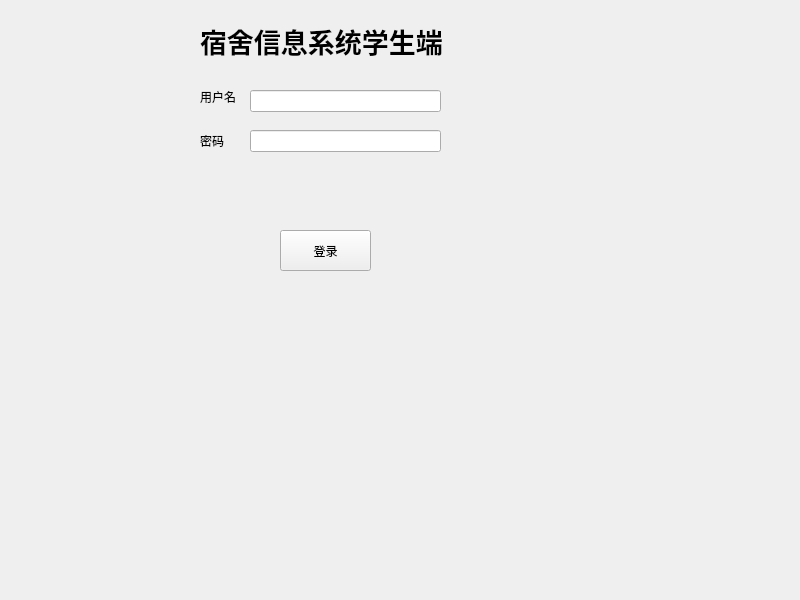
This is studentlogin.ui in etoile-lune/studentside as Qt 5 draws it before an edit. The edited form follows.
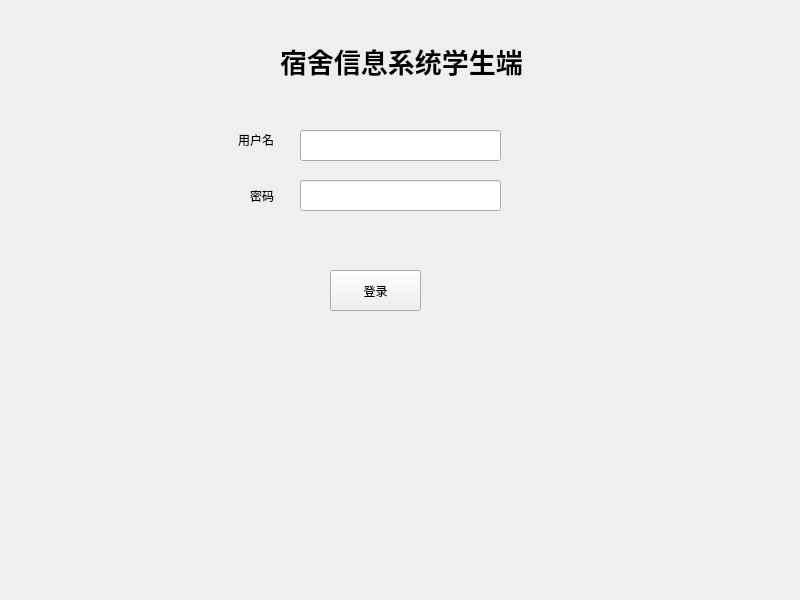
This is the edited form.

Diff of the .ui file:
```diff
--- a/studentlogin.ui
+++ b/studentlogin.ui
@@ -16,10 +16,10 @@
   <widget class="QLabel" name="UserNameLabel">
    <property name="geometry">
     <rect>
-     <x>200</x>
-     <y>90</y>
-     <width>49</width>
-     <height>14</height>
+     <x>238</x>
+     <y>130</y>
+     <width>61</width>
+     <height>20</height>
     </rect>
    </property>
    <property name="text">
@@ -29,20 +29,20 @@
   <widget class="QLineEdit" name="UserNameLineEdit">
    <property name="geometry">
     <rect>
-     <x>250</x>
-     <y>90</y>
-     <width>191</width>
-     <height>22</height>
+     <x>300</x>
+     <y>130</y>
+     <width>201</width>
+     <height>31</height>
     </rect>
    </property>
   </widget>
   <widget class="QLineEdit" name="PasswordLineEdit">
    <property name="geometry">
     <rect>
-     <x>250</x>
-     <y>130</y>
-     <width>191</width>
-     <height>22</height>
+     <x>300</x>
+     <y>180</y>
+     <width>201</width>
+     <height>31</height>
     </rect>
    </property>
    <property name="echoMode">
@@ -52,8 +52,8 @@
   <widget class="QLabel" name="TitleLabel">
    <property name="geometry">
     <rect>
-     <x>200</x>
-     <y>20</y>
+     <x>280</x>
+     <y>40</y>
      <width>281</width>
      <height>41</height>
     </rect>
@@ -77,10 +77,10 @@
   <widget class="QLabel" name="PasswordLabel">
    <property name="geometry">
     <rect>
-     <x>200</x>
-     <y>130</y>
+     <x>250</x>
+     <y>180</y>
      <width>51</width>
-     <height>21</height>
+     <height>31</height>
     </rect>
    </property>
    <property name="text">
@@ -90,8 +90,8 @@
   <widget class="QPushButton" name="LoginButton">
    <property name="geometry">
     <rect>
-     <x>280</x>
-     <y>230</y>
+     <x>330</x>
+     <y>270</y>
      <width>91</width>
      <height>41</height>
     </rect>
```
